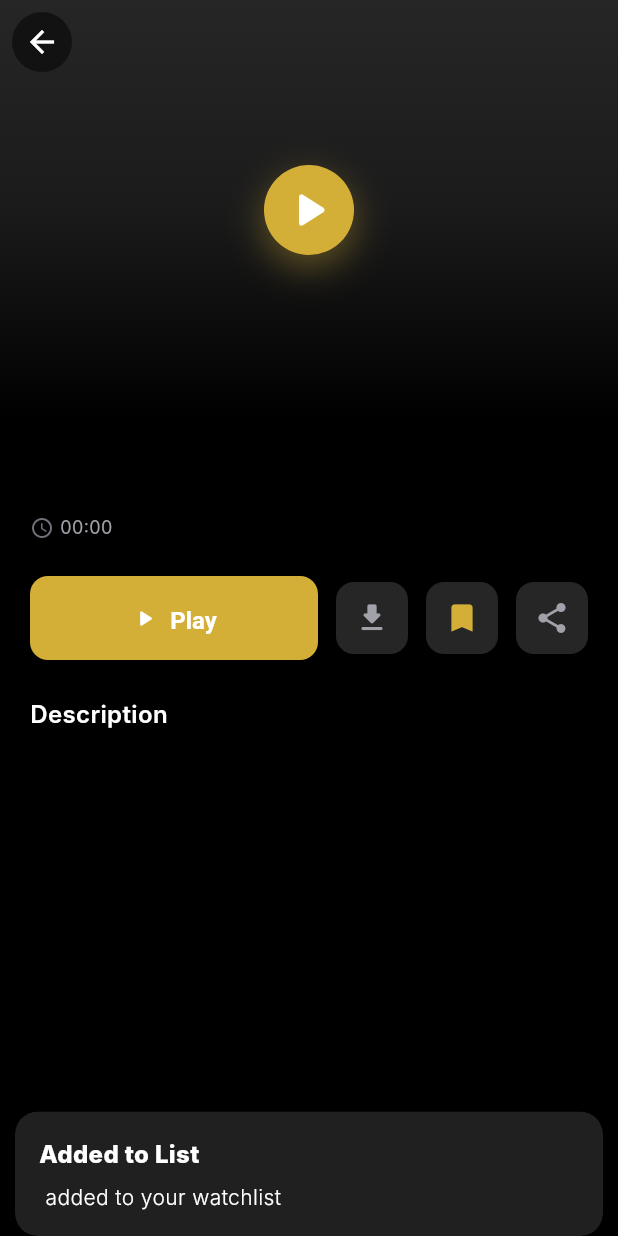
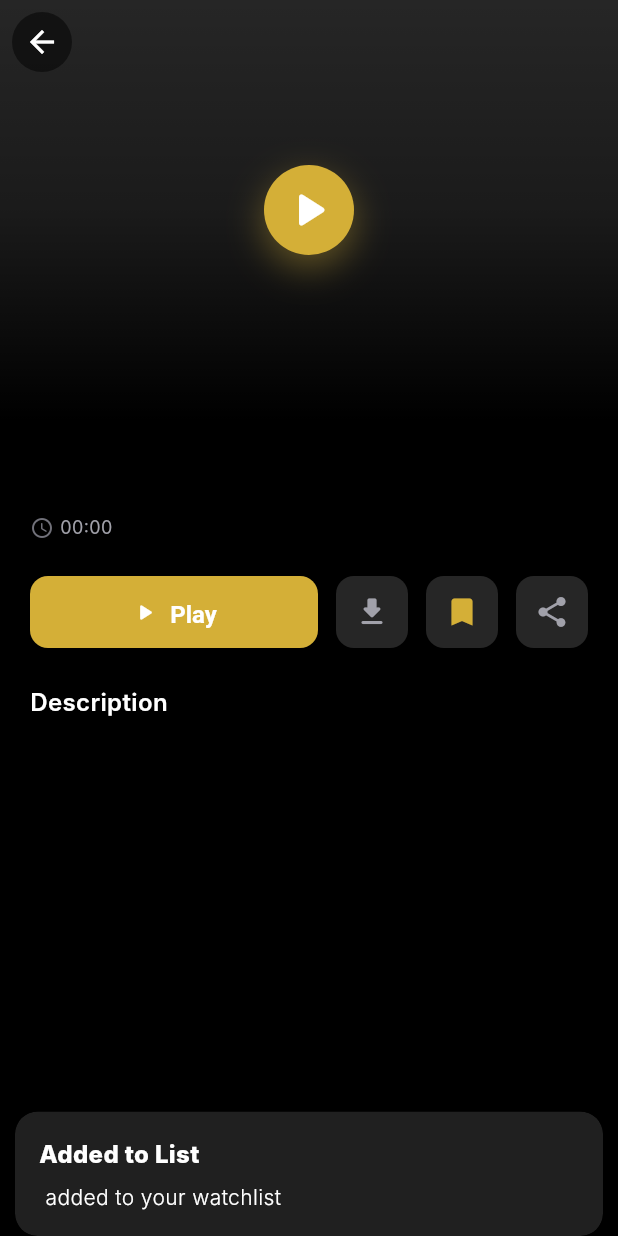
Before and after one commit to nguyenducthangit/watch_movie_tv_show, a Flutter app: the DetailPage screen opened directly with empty values, after a tap on the "bookmark outline" icon, on a phone screen of 412 x 824 dp. Run offline on Flutter 3.47's test engine with Material 3 defaults, Android fonts, the light colour scheme and no system bars; our stand-ins replace cached_network_image, connectivity_plus, dio, get, hive, hive_flutter and 7 more; missing offline and left inert: background_downloader, subtitle, translator; accounts and stored records are empty; network calls fail; Roboto replaces fonts that are missing (Inter); project files that could hold a hidden picture were left out.

Commit message:
v1.0.0+8

```diff
--- a/lib/features/detail/pages/detail_page.dart
+++ b/lib/features/detail/pages/detail_page.dart
@@ -1,4 +1,5 @@
 import 'package:flutter/material.dart';
+import 'package:flutter/services.dart';
 import 'package:get/get.dart';
 import 'package:watch_movie_tv_show/app/config/m_routes.dart';
 import 'package:watch_movie_tv_show/app/config/theme/app_colors.dart';
@@ -73,28 +74,8 @@ class DetailPage extends GetView<DetailController> {
                       ),
                     ),
                   ),
-                  // Play button
-                  Center(
-                    child: GestureDetector(
-                      onTap: controller.playVideo,
-                      child: Container(
-                        width: 60,
-                        height: 60,
-                        decoration: BoxDecoration(
-                          color: AppColors.primary,
-                          shape: BoxShape.circle,
-                          boxShadow: [
-                            BoxShadow(
-                              color: AppColors.primary.withValues(alpha: 0.4),
-                              blurRadius: 20,
-                              offset: const Offset(0, 8),
-                            ),
-                          ],
-                        ),
-                        child: const Icon(Icons.play_arrow_rounded, size: 40, color: Colors.white),
-                      ),
-                    ),
-                  ),
+                  // Play button with smooth animations
+                  Center(child: _PlayButtonWithAnimation(onTap: controller.playVideo)),
                 ],
               ),
             ),
@@ -241,3 +222,72 @@ class DetailPage extends GetView<DetailController> {
     );
   }
 }
+
+/// Premium Play Button with smooth animations
+class _PlayButtonWithAnimation extends StatefulWidget {
+  const _PlayButtonWithAnimation({required this.onTap});
+
+  final VoidCallback onTap;
+
+  @override
+  State<_PlayButtonWithAnimation> createState() => _PlayButtonWithAnimationState();
+}
+
+class _PlayButtonWithAnimationState extends State<_PlayButtonWithAnimation> {
+  bool _isPressed = false;
+
+  void _handleTapDown(TapDownDetails details) {
+    setState(() => _isPressed = true);
+    HapticFeedback.lightImpact(); // Tactile feedback
+  }
+
+  void _handleTapUp(TapUpDetails details) {
+    setState(() => _isPressed = false);
+  }
+
+  void _handleTapCancel() {
+    setState(() => _isPressed = false);
+  }
+
+  void _handleTap() {
+    HapticFeedback.mediumImpact(); // Stronger feedback on actual tap
+    widget.onTap();
+  }
+
+  @override
+  Widget build(BuildContext context) {
+    return AnimatedScale(
+      scale: _isPressed ? 0.90 : 1.0,
+      duration: const Duration(milliseconds: 150),
+      curve: Curves.easeOutCubic,
+      child: Material(
+        color: Colors.transparent,
+        child: InkWell(
+          onTap: _handleTap,
+          onTapDown: _handleTapDown,
+          onTapUp: _handleTapUp,
+          onTapCancel: _handleTapCancel,
+          customBorder: const CircleBorder(),
+          splashColor: AppColors.primary.withValues(alpha: 0.3),
+          highlightColor: AppColors.primary.withValues(alpha: 0.2),
+          child: Container(
+            width: 60,
+            height: 60,
+            decoration: BoxDecoration(
+              color: AppColors.primary,
+              shape: BoxShape.circle,
+              boxShadow: [
+                BoxShadow(
+                  color: AppColors.primary.withValues(alpha: 0.4),
+                  blurRadius: _isPressed ? 15 : 20,
+                  offset: Offset(0, _isPressed ? 6 : 8),
+                ),
+              ],
+            ),
+            child: const Icon(Icons.play_arrow_rounded, size: 40, color: Colors.white),
+          ),
+        ),
+      ),
+    );
+  }
+}
--- a/lib/features/detail/widgets/play_button.dart
+++ b/lib/features/detail/widgets/play_button.dart
@@ -16,7 +16,7 @@ class PlayButton extends StatelessWidget {
       style: ElevatedButton.styleFrom(
         backgroundColor: AppColors.primary,
         foregroundColor: Colors.white,
-        padding: const EdgeInsets.symmetric(vertical: 16),
+        padding: const EdgeInsets.symmetric(vertical: 12),
         shape: RoundedRectangleBorder(borderRadius: BorderRadius.circular(12)),
       ),
     );
--- a/lib/features/player/controller/player_controller.dart
+++ b/lib/features/player/controller/player_controller.dart
@@ -95,7 +95,8 @@ class PlayerController extends GetxController {
         flags: YoutubePlayerFlags(
           autoPlay: true,
           mute: false,
-          enableCaption: false,
+          enableCaption: true,
+          captionLanguage: availableSubtitleLanguages.first,
           hideControls: true,
           controlsVisibleAtStart: false,
           forceHD: false,
--- a/lib/features/player/pages/player_page.dart
+++ b/lib/features/player/pages/player_page.dart
@@ -21,8 +21,8 @@ class PlayerPage extends GetView<PlayerController> {
     routeName: MRoutes.player,
     binding: PlayerBinding(),
     transition: Transition.downToUp,
-    transitionDuration: const Duration(milliseconds: 300),
-    curve: Curves.easeInOut,
+    transitionDuration: const Duration(milliseconds: 250),
+    curve: Curves.easeOutCubic,
   );
 
   @override
```
